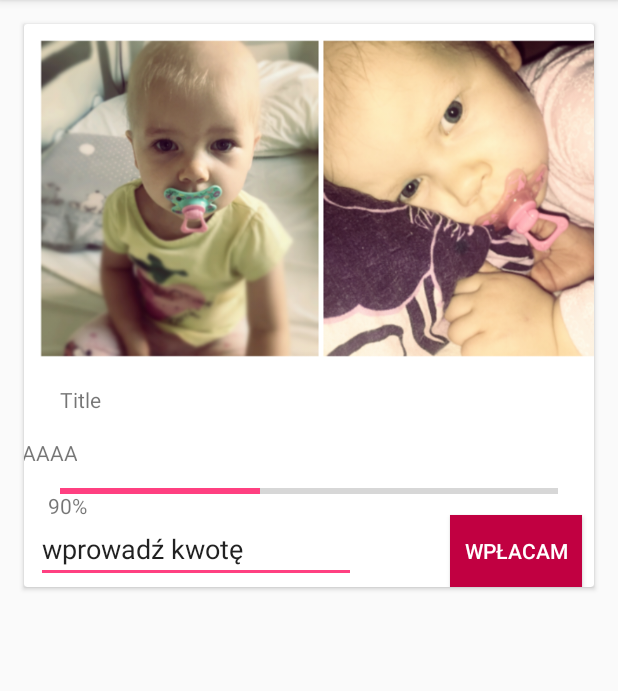
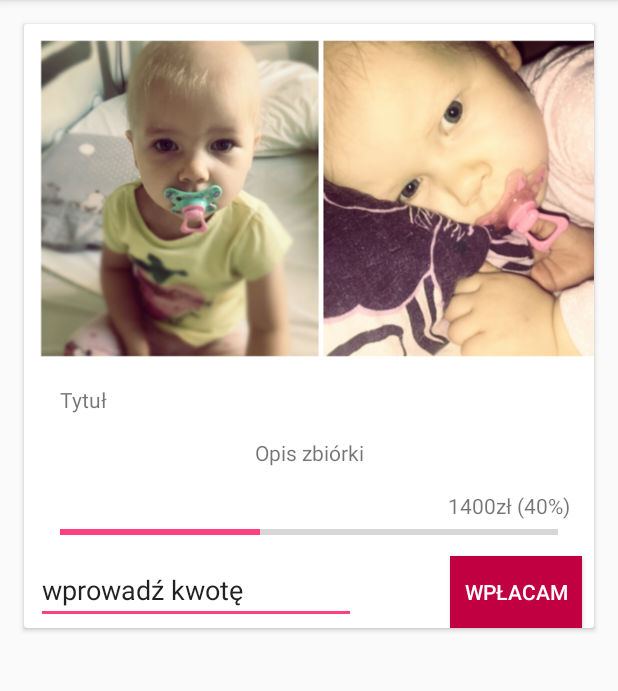
Before and after one commit to mpowloka/HopeIT, an Android app: the fragment FundraisingFragment shown on its own in the app's theme, on a phone screen of 412 x 824 dp, the part 84-775 px from its top. Run offline under Robolectric (Android 15) with nearby library versions, the phone set to English and light mode, and no system bars; 1 statement that could not run was skipped.

Commit message:
Fundraised finally ready

```diff
--- a/app/src/main/java/org/hopeit/charapp/fragments/FundraisingFragment.java
+++ b/app/src/main/java/org/hopeit/charapp/fragments/FundraisingFragment.java
@@ -57,7 +57,7 @@ public class FundraisingFragment extends Fragment {
         List<Fundraising> toDisplay = new ArrayList<>();
 
         toDisplay.add(
-                new Fundraising("Title", "AAAAAAAAAAAAAAAAAAAAAAAAAAAAAAAAAAA", "90%", drawableToUri(getActivity(), R.drawable.photo_child))
+                new Fundraising("Tytuł", "Opis zbiórki", "1400zł (40%)", drawableToUri(getActivity(), R.drawable.photo_child))
         );
 
         recyclerView.setAdapter(new FundraisingAdapter(toDisplay));
--- a/app/src/main/res/layout/item_content.xml
+++ b/app/src/main/res/layout/item_content.xml
@@ -21,6 +21,7 @@
         android:layout_marginLeft="16dp"
         android:layout_marginRight="16dp"
         android:layout_weight="1"
+        android:adjustViewBounds="false"
         android:contentDescription="@string/archivefragment_image_content" />
 
 </android.support.v7.widget.CardView>
--- a/app/src/main/res/layout/item_fundraising.xml
+++ b/app/src/main/res/layout/item_fundraising.xml
@@ -20,19 +20,19 @@
             android:layout_marginTop="8dp"
             android:adjustViewBounds="true"
             app:layout_constraintStart_toStartOf="parent"
-            app:layout_constraintTop_toTopOf="parent" />
+            app:layout_constraintTop_toTopOf="parent"
+            app:srcCompat="@drawable/photo_child" />
 
         <TextView
             android:id="@+id/fundrisingitem_text_status"
-            android:layout_width="match_parent"
+            android:layout_width="wrap_content"
             android:layout_height="wrap_content"
             android:layout_margin="16dp"
             android:layout_marginEnd="8dp"
-            android:layout_marginStart="8dp"
             android:layout_marginTop="8dp"
             android:layout_weight="1"
+            android:text="40%"
             app:layout_constraintEnd_toEndOf="parent"
-            app:layout_constraintStart_toStartOf="parent"
             app:layout_constraintTop_toBottomOf="@+id/fundrisingitem_text_content" />
 
         <TextView
@@ -43,6 +43,7 @@
             android:layout_marginStart="8dp"
             android:layout_marginTop="8dp"
             android:layout_weight="1"
+            android:text="Tytuł"
             app:layout_constraintStart_toStartOf="@+id/fundrisingitem_image_content"
             app:layout_constraintTop_toBottomOf="@+id/fundrisingitem_image_content" />
 
@@ -52,8 +53,12 @@
             android:layout_height="wrap_content"
             android:layout_margin="16dp"
             android:layout_marginEnd="8dp"
+            android:layout_marginStart="8dp"
+            android:layout_marginTop="16dp"
             android:layout_weight="1"
-            app:layout_constraintEnd_toEndOf="@+id/fundrisingitem_text_title"
+            android:text="Opis zbiórki tutaj."
+            app:layout_constraintEnd_toEndOf="parent"
+            app:layout_constraintStart_toStartOf="parent"
             app:layout_constraintTop_toBottomOf="@+id/fundrisingitem_text_title" />
 
         <ProgressBar
@@ -63,10 +68,9 @@
             android:layout_height="wrap_content"
             android:layout_marginEnd="8dp"
             android:layout_marginStart="8dp"
-            android:layout_marginTop="8dp"
             app:layout_constraintEnd_toEndOf="parent"
             app:layout_constraintStart_toStartOf="parent"
-            app:layout_constraintTop_toBottomOf="@+id/fundrisingitem_text_content" />
+            app:layout_constraintTop_toBottomOf="@+id/fundrisingitem_text_status" />
 
         <EditText
             android:id="@+id/fundrisingitem_tf_input"
```
Also changed, not shown: app/src/main/java/org/hopeit/charapp/fragments/ArchiveFragment.java (+3 -6 lines).
